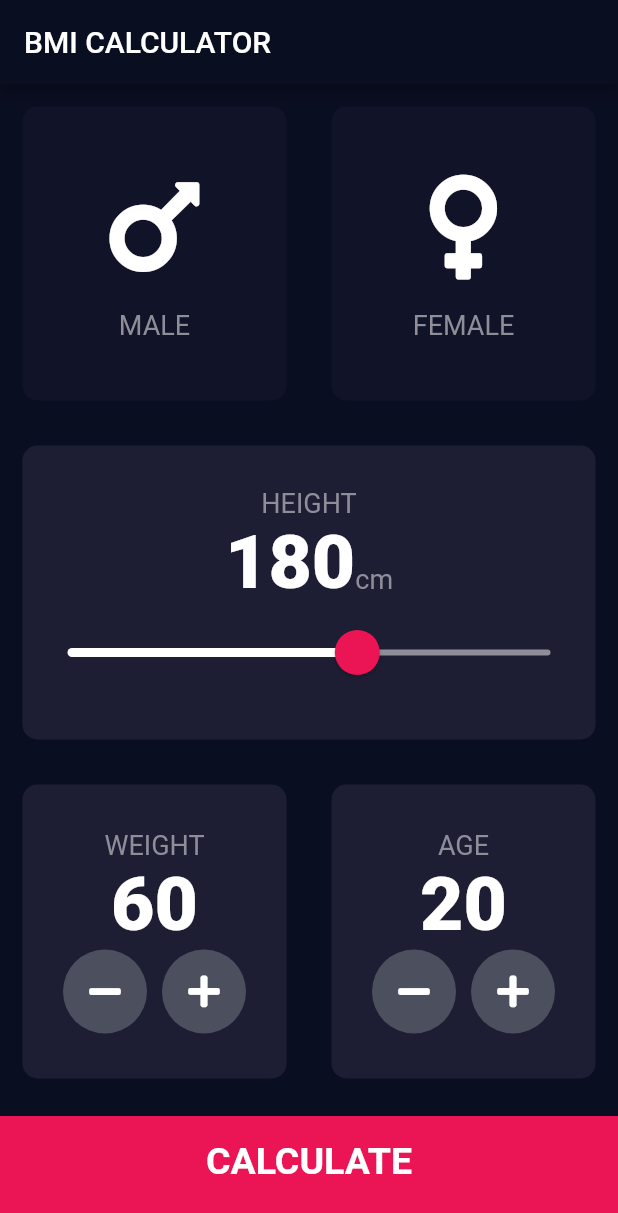
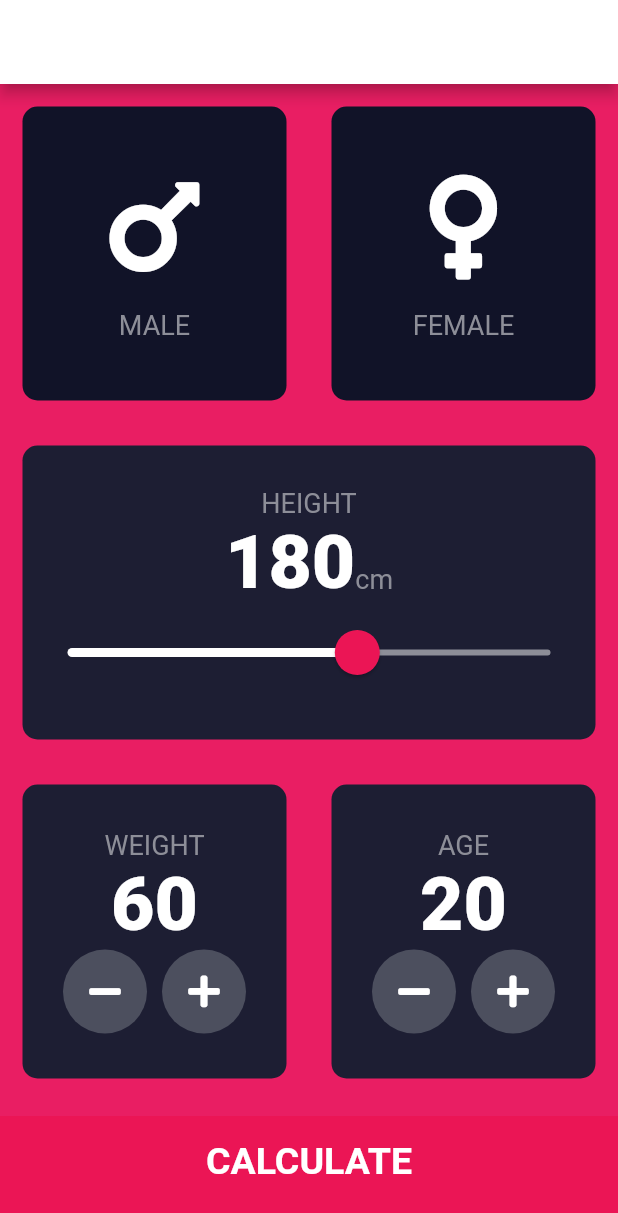
Before and after one commit to WaseemRavi/BMI-Calculator-Flutter-ADVANCED, a Flutter app: the screen it shows after launch, on a phone screen of 412 x 824 dp. Shown: the top 1213 px of the screen. Run offline on Flutter 3.47's test engine with Material 2 defaults, Android fonts, the phone set to English and light mode, and no system bars; our stand-ins replace font_awesome_flutter.

Commit message:
Main page color changed

```diff
--- a/lib/main.dart
+++ b/lib/main.dart
@@ -8,8 +8,8 @@ class BMICalculator extends StatelessWidget {
   Widget build(BuildContext context) {
     return MaterialApp(
       theme: ThemeData.dark().copyWith(
-        primaryColor: Color(0xFF0A0E21),
-        scaffoldBackgroundColor: Color(0xFF0A0E21),
+        primaryColor: Colors.white,
+        scaffoldBackgroundColor: Colors.pink,
       ),
       home: InputPage(),
     );
```
